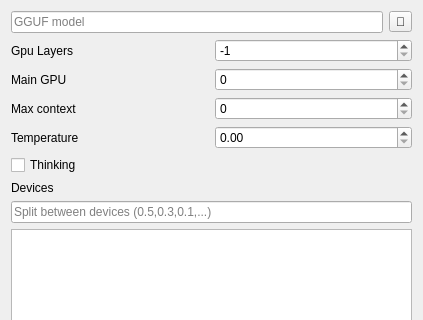
The window that dialogconfig.ui (artthirt/LLMTest) describes before a commit, drawn with Qt 5; both pictures show x 0 to 423 and y 0 to 320 of the 423 by 604 pixel window.
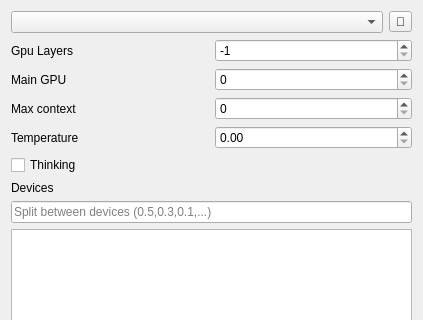
The same window after the commit.

Patch:
```diff
--- a/dialogconfig.ui
+++ b/dialogconfig.ui
@@ -20,11 +20,7 @@
       <number>0</number>
      </property>
      <item>
-      <widget class="QLineEdit" name="lePath">
-       <property name="placeholderText">
-        <string>GGUF model</string>
-       </property>
-      </widget>
+      <widget class="QComboBox" name="cbWeights"/>
      </item>
      <item>
       <widget class="QToolButton" name="tbtSelect">
```
